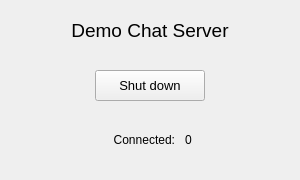
First picture: the form in examples/ArnDemoChatServer/MainWindow.ui, repository micwik/ArnLib, before the edit.
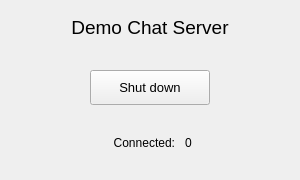
Second picture: the form after the edit.

Commit message: Fine tuned demo chat server layout

Patch:
```diff
--- a/examples/ArnDemoChatServer/MainWindow.ui
+++ b/examples/ArnDemoChatServer/MainWindow.ui
@@ -44,10 +44,10 @@
    <widget class="QLabel" name="label">
     <property name="geometry">
      <rect>
-      <x>50</x>
-      <y>20</y>
-      <width>200</width>
-      <height>20</height>
+      <x>10</x>
+      <y>15</y>
+      <width>280</width>
+      <height>25</height>
      </rect>
     </property>
     <property name="font">
@@ -65,10 +65,10 @@
    <widget class="QPushButton" name="shutDownButton">
     <property name="geometry">
      <rect>
-      <x>95</x>
+      <x>90</x>
       <y>70</y>
-      <width>110</width>
-      <height>31</height>
+      <width>120</width>
+      <height>35</height>
      </rect>
     </property>
     <property name="font">
@@ -83,10 +83,10 @@
    <widget class="QLabel" name="label_2">
     <property name="geometry">
      <rect>
-      <x>95</x>
+      <x>45</x>
       <y>130</y>
-      <width>80</width>
-      <height>20</height>
+      <width>130</width>
+      <height>25</height>
      </rect>
     </property>
     <property name="font">
@@ -106,8 +106,8 @@
      <rect>
       <x>185</x>
       <y>130</y>
-      <width>20</width>
-      <height>20</height>
+      <width>60</width>
+      <height>25</height>
      </rect>
     </property>
     <property name="font">
```
